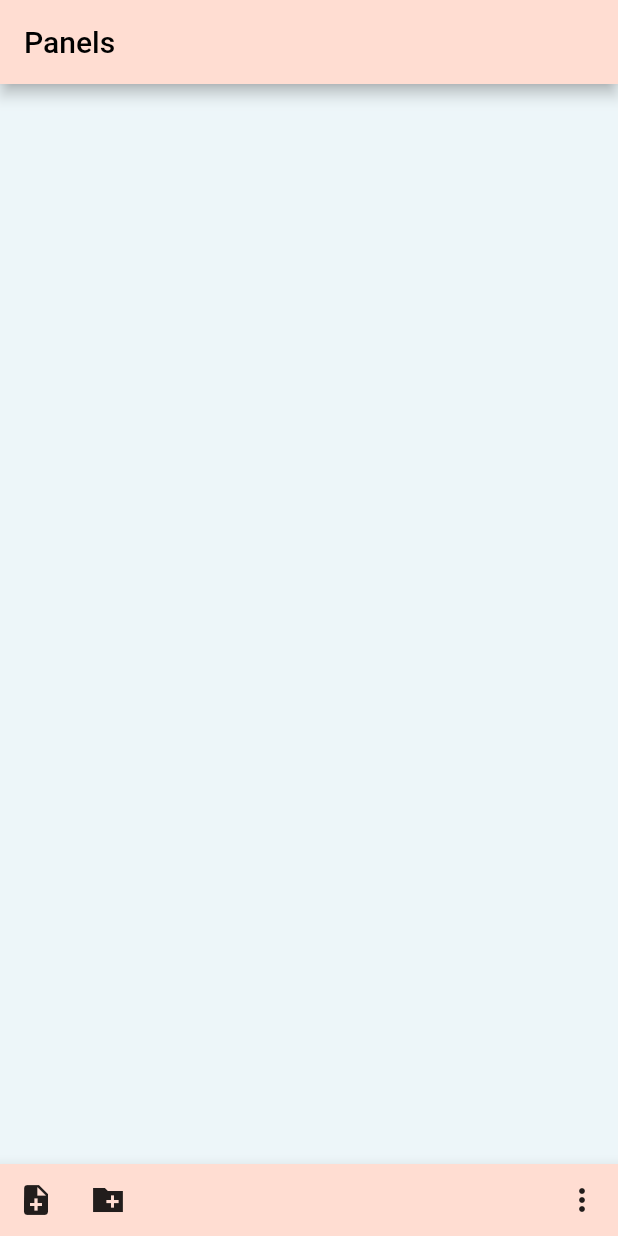
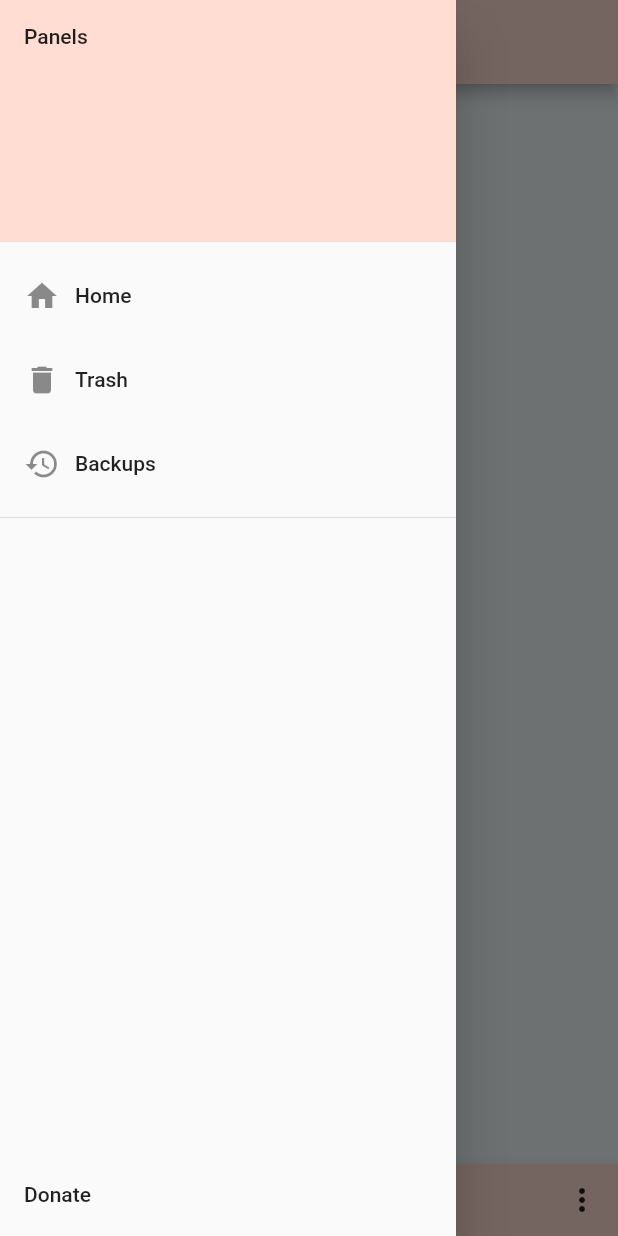
Before and after one commit to DanRagsdale/Panels, a Flutter app: the screen it shows after launch, with the side drawer open (before the commit the screen has no drawer), on a phone screen of 412 x 824 dp. Run offline on Flutter 3.47's test engine with Material 2 defaults, Android fonts, the phone set to English and light mode, and no system bars.

```diff
--- a/lib/main.dart
+++ b/lib/main.dart
@@ -111,6 +111,67 @@ class _MainPageState extends State<MainPage> {
 				backgroundColor: COLOR_MENU_BG,
 			),
 
+			drawer: menuData.mode != GlobalSelectionMode.view ? null : Drawer(
+				child: Column(
+					crossAxisAlignment: CrossAxisAlignment.start,
+
+					children: [
+						Container(
+							width: double.infinity,
+							child: const DrawerHeader(
+								decoration: BoxDecoration(
+									color: COLOR_MENU_BG,
+								),
+								child: const Text('Panels'),
+							),
+						),
+						ListTile(
+							title: Row(
+								children: [
+									Icon(Icons.home),
+									SizedBox(
+										width: 10,
+									),
+									Text('Home')
+								],
+							),
+							onTap: () {},
+						),
+						ListTile(
+							title: Row(
+								children: [
+									Icon(Icons.delete),
+									SizedBox(
+										width: 10,
+									),
+									Text('Trash')
+								],
+							),
+							onTap: () {},
+						),
+						ListTile(
+							title: Row(
+								children: [
+									Icon(Icons.restore),
+									SizedBox(
+										width: 10,
+									),
+									Text('Backups')
+								],
+							),
+							onTap: () {},
+						),
+
+						Divider(),
+						Spacer(),
+						ListTile(
+							title: const Text('Donate'),
+							onTap: () {},
+						),
+					],
+				),
+			),
+
 			body: Container(
 				height: double.infinity,
 				width: double.infinity,
@@ -148,6 +209,7 @@ class _MainPageState extends State<MainPage> {
 					},
 				),
 			),
+
 			bottomNavigationBar: BottomAppBar(
 				color: COLOR_MENU_BG,
 				child: Row(children: [
@@ -189,7 +251,12 @@ class _MainPageState extends State<MainPage> {
 		try {
 			final dir = await _getLocalDir();
 			final entities = await dir.list().toList();
+			final Iterable<Directory> dirs = entities.whereType<Directory>();
 			final Iterable<File> files = entities.whereType<File>();
+
+			for (var d in dirs) {
+
+			}
 
 			for (var f in files) {
 				PanelData.fromFile(f).then((pd) {
```
